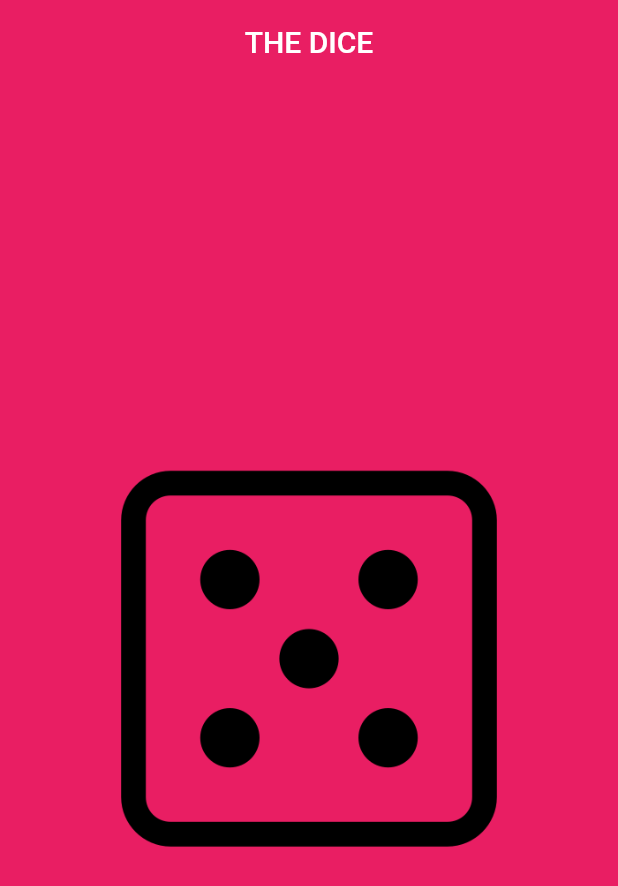
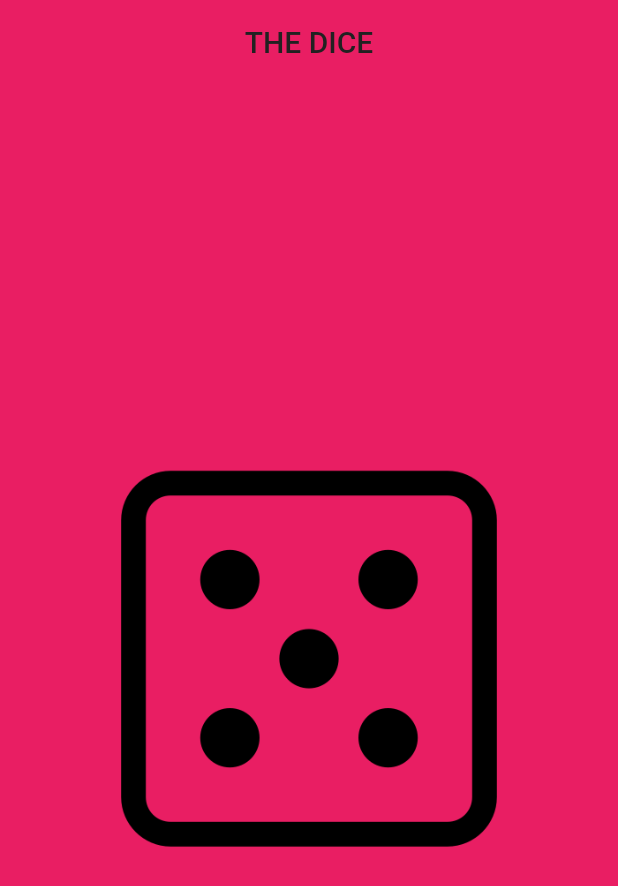
Before and after one commit to HEYKASHIF/the_dice, a Flutter app: the screen it shows after launch, on a phone screen of 412 x 824 dp. Shown: the top 886 px of the screen. Run offline on Flutter 3.47's test engine with Material 2 defaults, Android fonts, the phone set to English and light mode, and no system bars.

Commit message:
8-april commit50

```diff
--- a/lib/home_page.dart
+++ b/lib/home_page.dart
@@ -23,7 +23,10 @@ class _HomePageState extends State<HomePage> {
       backgroundColor: Colors.pink,
       appBar: AppBar(
         elevation: 0,
-        title: Text("THE DICE"),
+        title: Text(
+          "THE DICE",
+          style: TextStyle(color: Colors.grey[900]),
+        ),
         backgroundColor: Colors.pink,
         centerTitle: true,
       ),
```
